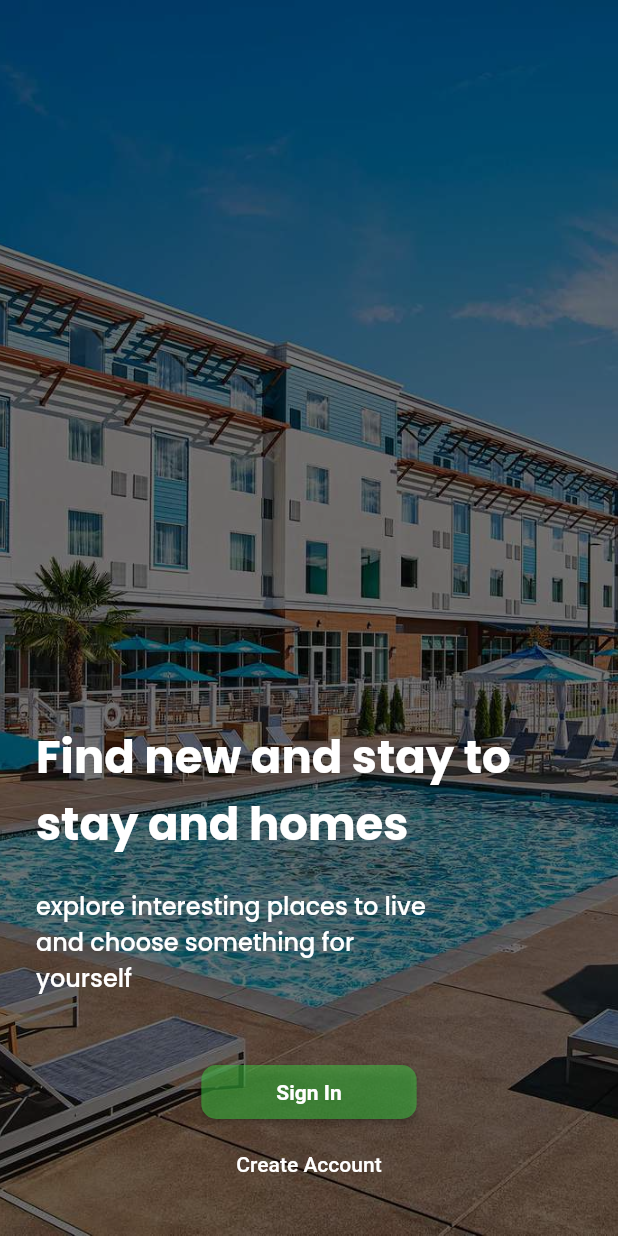
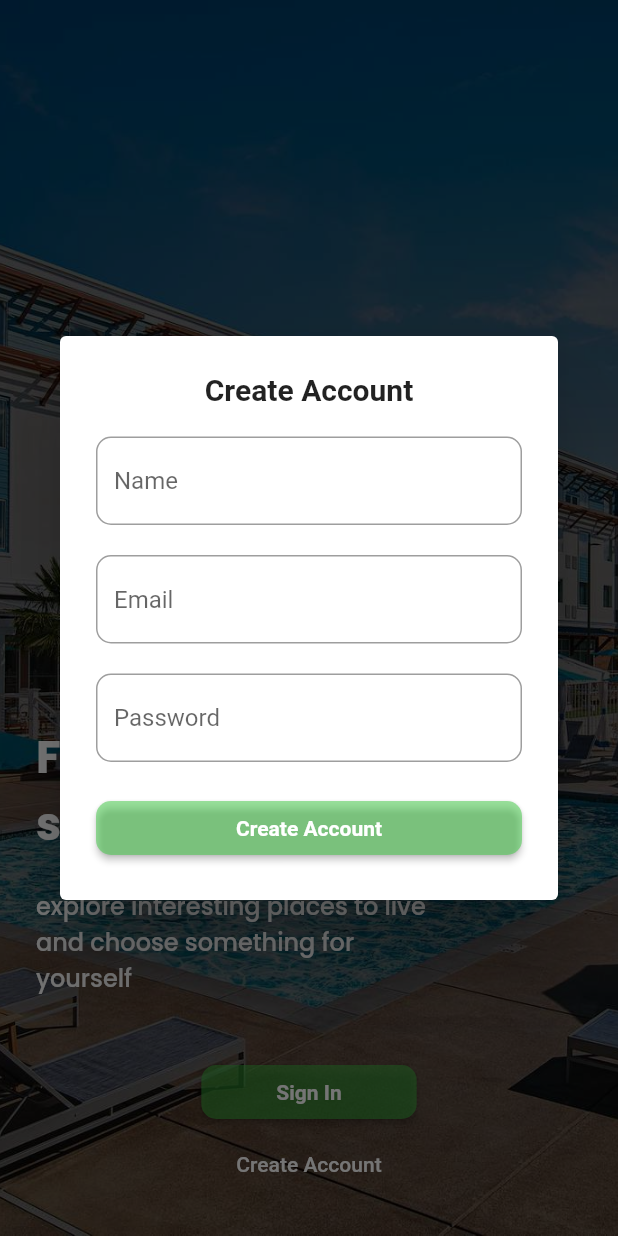
Before and after one commit to andrianazz/alterra_batch_4, a Flutter app: the screen it shows after launch, after a tap on "Create Account", on a phone screen of 412 x 824 dp. Run offline on Flutter 3.47's test engine with Material 2 defaults, Android fonts, the phone set to English and light mode, and no system bars; our stand-ins replace get, google_fonts.

Commit message:
feat: add create account in splash page

```diff
--- a/lib/app/modules/splash/views/splash_view.dart
+++ b/lib/app/modules/splash/views/splash_view.dart
@@ -68,7 +68,81 @@ class SplashView extends GetView<SplashController> {
                         ),
                       ),
                       TextButton(
-                        onPressed: () {},
+                        onPressed: () {
+                          Get.dialog(
+                            Dialog(
+                              child: Container(
+                                padding: const EdgeInsets.all(24),
+                                child: Column(
+                                  mainAxisSize: MainAxisSize.min,
+                                  children: [
+                                    const Text(
+                                      "Create Account",
+                                      style: TextStyle(
+                                        fontSize: 20,
+                                        fontWeight: FontWeight.bold,
+                                      ),
+                                    ),
+                                    const SizedBox(height: 20),
+                                    TextFormField(
+                                      decoration: InputDecoration(
+                                        hintText: "Name",
+                                        border: OutlineInputBorder(
+                                          borderRadius:
+                                              BorderRadius.circular(10),
+                                        ),
+                                      ),
+                                    ),
+                                    const SizedBox(height: 20),
+                                    TextFormField(
+                                      decoration: InputDecoration(
+                                        hintText: "Email",
+                                        border: OutlineInputBorder(
+                                          borderRadius:
+                                              BorderRadius.circular(10),
+                                        ),
+                                      ),
+                                    ),
+                                    const SizedBox(height: 20),
+                                    TextFormField(
+                                      decoration: InputDecoration(
+                                        hintText: "Password",
+                                        border: OutlineInputBorder(
+                                          borderRadius:
+                                              BorderRadius.circular(10),
+                                        ),
+                                      ),
+                                    ),
+                                    const SizedBox(height: 20),
+                                    SizedBox(
+                                      width: double.infinity,
+                                      child: ElevatedButton(
+                                        onPressed: () {},
+                                        style: ElevatedButton.styleFrom(
+                                          padding: const EdgeInsets.symmetric(
+                                              horizontal: 50),
+                                          backgroundColor: const Color.fromARGB(
+                                              130, 61, 201, 66),
+                                          shape: RoundedRectangleBorder(
+                                            borderRadius:
+                                                BorderRadius.circular(10),
+                                          ),
+                                        ),
+                                        child: const Text(
+                                          "Create Account",
+                                          style: TextStyle(
+                                            color: Colors.white,
+                                            fontWeight: FontWeight.bold,
+                                          ),
+                                        ),
+                                      ),
+                                    ),
+                                  ],
+                                ),
+                              ),
+                            ),
+                          );
+                        },
                         child: const Text(
                           "Create Account",
                           style: TextStyle(
```
